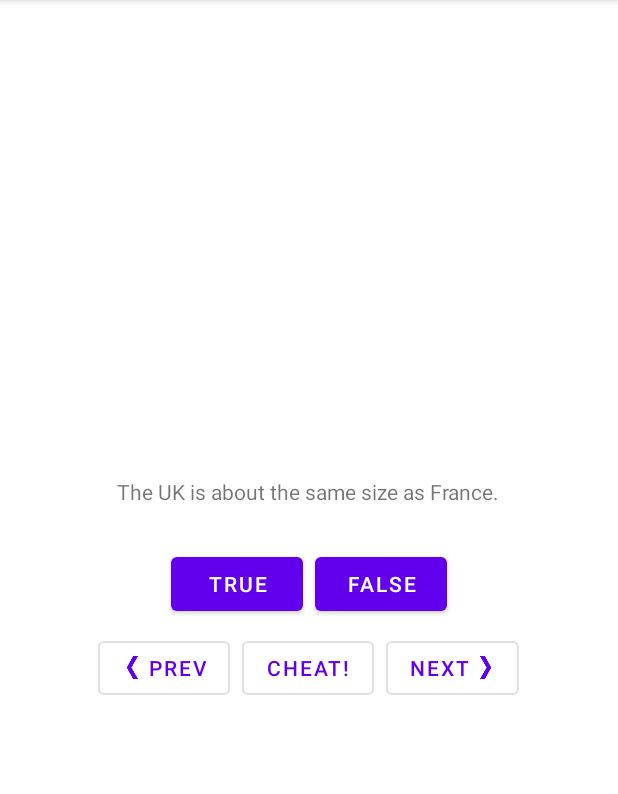
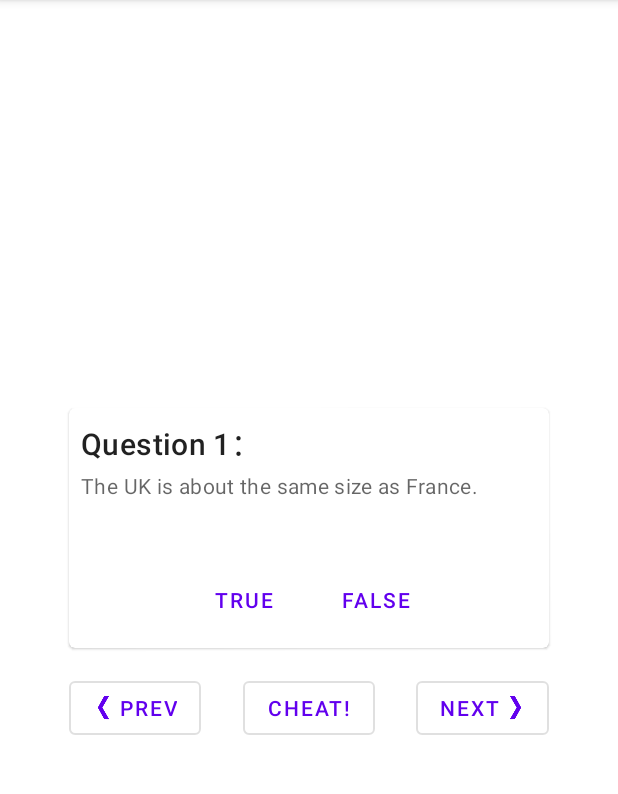
Before and after one commit to lengzhang/GeoQuiz, an Android app: the screen it shows after launch (MainActivity), on a phone screen of 412 x 824 dp, the part 84-878 px from its top. Run offline under Robolectric (Android 15) with nearby library versions, the phone set to English and light mode, and no system bars.

Commit message:
updated layout with MaterialCardView

```diff
--- a/app/src/main/java/com/lengzhang/android/geoquiz/MainActivity.kt
+++ b/app/src/main/java/com/lengzhang/android/geoquiz/MainActivity.kt
@@ -22,6 +22,7 @@ class MainActivity : AppCompatActivity() {
     private lateinit var previousButton: Button
     private lateinit var nextButton: Button
     private lateinit var cheatButton: Button
+    private lateinit var questionLabelView: TextView
     private lateinit var questionTextView: TextView
 
     private val quizViewModel: QuizViewModel by lazy {
@@ -46,6 +47,7 @@ class MainActivity : AppCompatActivity() {
         previousButton = findViewById(R.id.previous_button)
         nextButton = findViewById(R.id.next_button)
         cheatButton = findViewById(R.id.cheat_button)
+        questionLabelView = findViewById(R.id.question_label_view)
         questionTextView = findViewById(R.id.question_text_view)
 
         trueButton.setOnClickListener {
@@ -120,6 +122,8 @@ class MainActivity : AppCompatActivity() {
     }
 
     private fun updateQuestion() {
+        val questionLabel = "Question ${quizViewModel.currentIndex + 1}："
+        questionLabelView.text = questionLabel
         val questionText = quizViewModel.currentQuestionText
         questionTextView.text = questionText
     }
--- a/app/src/main/java/com/lengzhang/android/geoquiz/QuizViewModel.kt
+++ b/app/src/main/java/com/lengzhang/android/geoquiz/QuizViewModel.kt
@@ -1,6 +1,7 @@
 package com.lengzhang.android.geoquiz
 
 import androidx.lifecycle.ViewModel
+import java.util.*
 
 class QuizViewModel : ViewModel() {
 
@@ -29,7 +30,7 @@ class QuizViewModel : ViewModel() {
     fun setQuestionBank(questions: Array<String>, answers: Array<String>) {
         for ((index, question) in questions.withIndex()) {
             val answer =
-                    if (index < answers.size) answers[index].toLowerCase() == "true"
+                    if (index < answers.size) answers[index] == "TRUE"
                     else true
             questionBank.add(Question(question, answer))
         }
--- a/app/src/main/res/layout-land/activity_main.xml
+++ b/app/src/main/res/layout-land/activity_main.xml
@@ -6,35 +6,62 @@
     android:layout_height="match_parent"
     tools:context="com.lengzhang.android.geoquiz.MainActivity">
 
+    <com.google.android.material.card.MaterialCardView
+        android:layout_width="320dp"
+        android:layout_height="wrap_content"
+        android:layout_gravity="center">
+
+        <LinearLayout
+            android:layout_width="match_parent"
+            android:layout_height="wrap_content"
+            android:orientation="vertical"
+            android:padding="8dp">
+
+            <LinearLayout
+                android:layout_width="wrap_content"
+                android:layout_height="wrap_content"
+                android:orientation="vertical">
+
+                <TextView
+                    android:id="@+id/question_label_view"
+                    android:layout_width="wrap_content"
+                    android:layout_height="wrap_content"
+                    android:textAppearance="?attr/textAppearanceHeadline6"/>
+
                 <TextView
                     android:id="@+id/question_text_view"
                     android:layout_width="wrap_content"
                     android:layout_height="wrap_content"
-        android:layout_gravity="center_horizontal"
-        android:padding="24dp" />
+                    android:layout_marginTop="4dp"
+                    android:textAppearance="?attr/textAppearanceBody2"
+                    android:textColor="?android:attr/textColorSecondary" />
+
+            </LinearLayout>
 
             <LinearLayout
                 android:layout_width="wrap_content"
                 android:layout_height="wrap_content"
-        android:layout_gravity="center_vertical|center_horizontal">
+                android:layout_gravity="center_horizontal">
 
                 <Button
                     android:id="@+id/true_button"
-            style="@style/Widget.MaterialComponents.Button"
+                    style="@style/Widget.MaterialComponents.Button.TextButton"
                     android:layout_width="wrap_content"
                     android:layout_height="wrap_content"
-            android:layout_margin="4dp"
                     android:text="@string/true_button" />
 
                 <Button
                     android:id="@+id/false_button"
-            style="@style/Widget.MaterialComponents.Button"
+                    style="@style/Widget.MaterialComponents.Button.TextButton"
                     android:layout_width="wrap_content"
                     android:layout_height="wrap_content"
-            android:layout_margin="4dp"
                     android:text="@string/false_button" />
 
             </LinearLayout>
+
+        </LinearLayout>
+
+    </com.google.android.material.card.MaterialCardView>
 
     <Button
         android:id="@+id/previous_button"
@@ -42,8 +69,9 @@
         android:layout_width="wrap_content"
         android:layout_height="wrap_content"
         android:layout_gravity="bottom|start"
+        android:layout_marginStart="4dp"
         android:text="@string/previous_button"
-        app:icon="@drawable/arrow_left" />
+        app:icon="@drawable/arrow_left"/>
 
     <Button
         android:id="@+id/cheat_button"
@@ -59,6 +87,7 @@
         android:layout_width="wrap_content"
         android:layout_height="wrap_content"
         android:layout_gravity="bottom|end"
+        android:layout_marginEnd="4dp"
         android:text="@string/next_button"
         app:icon="@drawable/arrow_right"
         app:iconGravity="end" />
--- a/app/src/main/res/layout/activity_main.xml
+++ b/app/src/main/res/layout/activity_main.xml
@@ -8,72 +8,97 @@
     android:orientation="vertical"
     tools:context="com.lengzhang.android.geoquiz.MainActivity">
 
+    <com.google.android.material.card.MaterialCardView
+        android:layout_width="320dp"
+        android:layout_height="160dp">
+
+        <LinearLayout
+            android:layout_width="match_parent"
+            android:layout_height="match_parent"
+            android:orientation="vertical"
+            android:padding="8dp">
+
+            <LinearLayout
+                android:layout_width="wrap_content"
+                android:layout_height="0dp"
+                android:layout_weight="1"
+                android:orientation="vertical">
+
+                <TextView
+                    android:id="@+id/question_label_view"
+                    android:layout_width="wrap_content"
+                    android:layout_height="wrap_content"
+                    android:textAppearance="?attr/textAppearanceHeadline6"/>
+
                 <TextView
                     android:id="@+id/question_text_view"
                     android:layout_width="wrap_content"
                     android:layout_height="wrap_content"
-        android:gravity="center"
-        android:padding="24dp" />
+                    android:layout_marginTop="4dp"
+                    android:textAppearance="?attr/textAppearanceBody2"
+                    android:textColor="?android:attr/textColorSecondary"/>
+
+            </LinearLayout>
 
             <LinearLayout
                 android:layout_width="wrap_content"
                 android:layout_height="wrap_content"
-        android:orientation="horizontal">
+                android:layout_gravity="center"
+                android:layout_marginTop="16dp">
 
                 <Button
-            style="@style/Widget.MaterialComponents.Button"
                     android:id="@+id/true_button"
+                    style="@style/Widget.MaterialComponents.Button.TextButton"
                     android:layout_width="wrap_content"
                     android:layout_height="wrap_content"
-            android:text="@string/true_button"
-            android:layout_margin="4dp" />
+                    android:text="@string/true_button" />
 
                 <Button
-            style="@style/Widget.MaterialComponents.Button"
                     android:id="@+id/false_button"
+                    style="@style/Widget.MaterialComponents.Button.TextButton"
                     android:layout_width="wrap_content"
                     android:layout_height="wrap_content"
-            android:text="@string/false_button"
-            android:layout_margin="4dp" />
+                    android:text="@string/false_button" />
 
             </LinearLayout>
 
+        </LinearLayout>
 
-    <LinearLayout
-        android:layout_width="wrap_content"
+    </com.google.android.material.card.MaterialCardView>
+
+    <FrameLayout
+        android:layout_width="320dp"
         android:layout_height="wrap_content"
-        android:orientation="horizontal">
+        android:layout_gravity="center"
+        android:layout_marginTop="16dp">
 
         <Button
             style="@style/Widget.MaterialComponents.Button.OutlinedButton"
             android:id="@+id/previous_button"
             android:layout_width="wrap_content"
             android:layout_height="wrap_content"
+            android:layout_gravity="start"
             android:text="@string/previous_button"
-            app:icon="@drawable/arrow_left"
-            android:layout_margin="4dp"/>
+            app:icon="@drawable/arrow_left"/>
 
         <Button
             style="@style/Widget.MaterialComponents.Button.OutlinedButton"
             android:id="@+id/cheat_button"
             android:layout_width="wrap_content"
             android:layout_height="wrap_content"
-            android:text="@string/cheat_button"
-            android:layout_margin="4dp"/>
+            android:layout_gravity="center"
+            android:text="@string/cheat_button"/>
 
         <Button
             style="@style/Widget.MaterialComponents.Button.OutlinedButton"
             android:id="@+id/next_button"
             android:layout_width="wrap_content"
             android:layout_height="wrap_content"
+            android:layout_gravity="end"
             android:text="@string/next_button"
             app:icon="@drawable/arrow_right"
-            app:iconGravity="end"
-            android:layout_margin="4dp"/>
+            app:iconGravity="end"/>
+
+    </FrameLayout>
 
 </LinearLayout>
-
-
-
-
-</LinearLayout>
```
Lines whose indentation alone changed are shown as unchanged.
